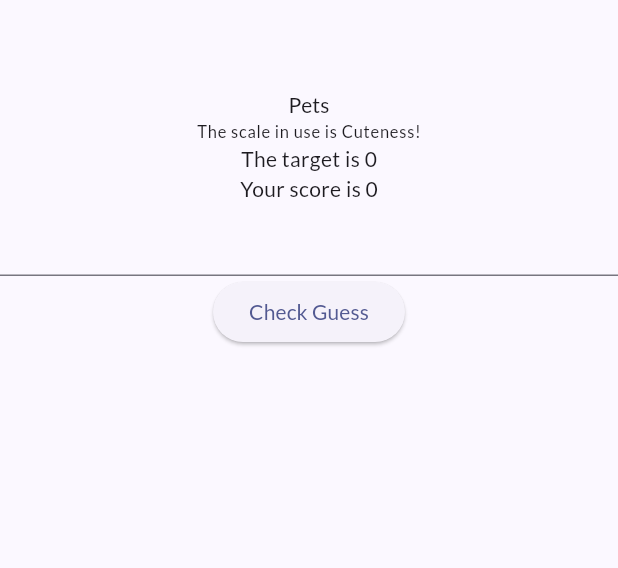
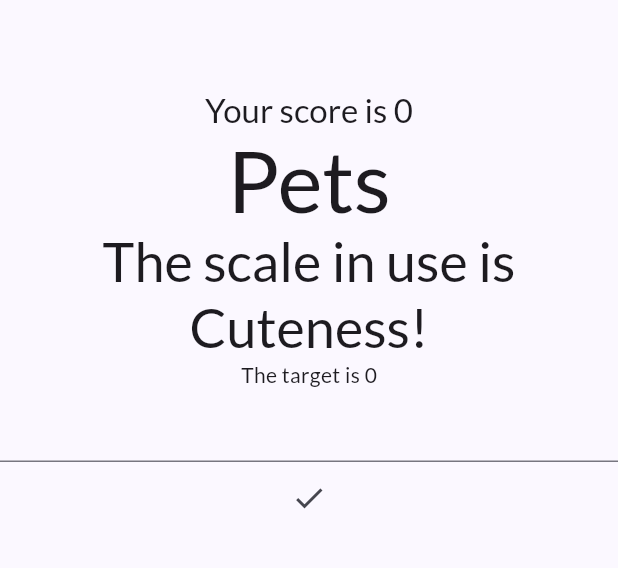
Before and after one commit to YehudaShani/Wavelength, a Flutter app: the screen it shows after launch, on a phone screen of 412 x 824 dp, the part 84-652 px from its top. Run offline on Flutter 3.47's test engine with Material 3 defaults, Android fonts, the light colour scheme and no system bars; our stand-ins replace google_fonts.

Commit message:
estetic fixes

```diff
--- a/lib/screens/game_screen.dart
+++ b/lib/screens/game_screen.dart
@@ -17,6 +17,7 @@ class _GameScreenState extends State<GameScreen> {
   var guess = 0;
   var target = 0;
   var score = 0;
+  bool isGuessing = false;
   TextEditingController guessController = TextEditingController();
 
   void updateGuess(int newGuess) {
@@ -39,6 +40,13 @@ class _GameScreenState extends State<GameScreen> {
     }
     updateTarget(Random().nextInt(10) + 1);
     guessController.clear();
+    changePlayer();
+  }
+
+  void changePlayer() {
+    setState(() {
+      isGuessing = !isGuessing;
+    });
   }
 
   @override
@@ -50,16 +58,23 @@ class _GameScreenState extends State<GameScreen> {
       body: Column(
         children: [
           SizedBox(height: 60),
+          Text(
+            'Your score is $score',
+            style: Theme.of(context).textTheme.titleLarge,
+            textAlign: TextAlign.left,
+          ),
           QuestionWidget(category: "Pets", subCategory: "Cuteness"),
           Text('The target is $target'),
-          Text('Your score is $score'),
           TextField(
             controller: guessController,
             onChanged: (value) {
               updateGuess(int.parse(value));
             },
           ),
-          ElevatedButton(onPressed: checkGuess, child: Text('Check Guess')),
+          isGuessing
+              ? ElevatedButton(
+                  onPressed: checkGuess, child: Text('Check Guess'))
+              : IconButton(onPressed: changePlayer, icon: Icon(Icons.check)),
         ],
       ),
     );
--- a/lib/widgets/question.dart
+++ b/lib/widgets/question.dart
@@ -14,11 +14,12 @@ class QuestionWidget extends StatelessWidget {
       children: [
         Text(
           category,
-          style: Theme.of(context).textTheme.labelLarge,
+          style: Theme.of(context).textTheme.displayLarge,
         ),
         Text(
           ('The scale in use is $subCategory!'),
-          style: Theme.of(context).textTheme.labelSmall,
+          style: Theme.of(context).textTheme.displaySmall,
+          textAlign: TextAlign.center,
         ),
       ],
     );
```
